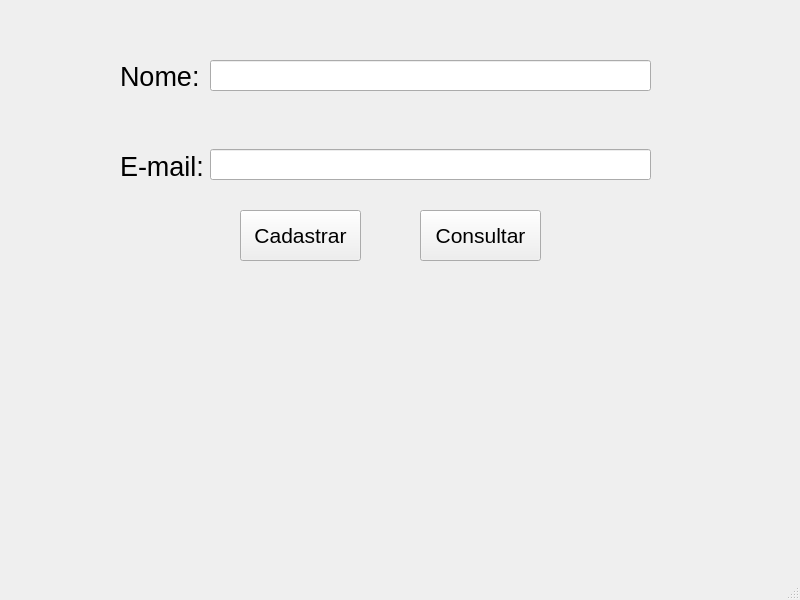
The window that Biblioteca/front.ui (Mah-Shuu/PyQt5) describes before a commit, drawn with Qt 5.
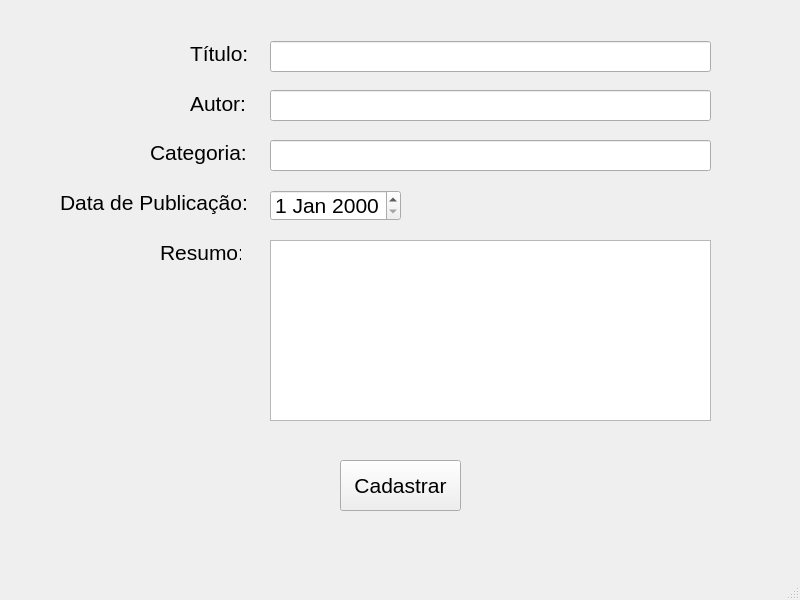
The same window after the commit.

Commit message: faznedo front basico da bibliotaca

Diff of the .ui file:
```diff
--- a/Biblioteca/front.ui
+++ b/Biblioteca/front.ui
@@ -17,44 +17,44 @@
    <widget class="QLabel" name="label">
     <property name="geometry">
      <rect>
-      <x>120</x>
-      <y>60</y>
-      <width>80</width>
-      <height>33</height>
+      <x>190</x>
+      <y>41</y>
+      <width>59</width>
+      <height>25</height>
      </rect>
     </property>
     <property name="font">
      <font>
-      <pointsize>20</pointsize>
+      <pointsize>16</pointsize>
      </font>
     </property>
     <property name="text">
-     <string>Nome:</string>
+     <string>Título:</string>
     </property>
    </widget>
    <widget class="QLabel" name="label_2">
     <property name="geometry">
      <rect>
-      <x>120</x>
-      <y>150</y>
-      <width>84</width>
-      <height>33</height>
+      <x>190</x>
+      <y>91</y>
+      <width>58</width>
+      <height>25</height>
      </rect>
     </property>
     <property name="font">
      <font>
-      <pointsize>20</pointsize>
+      <pointsize>16</pointsize>
      </font>
     </property>
     <property name="text">
-     <string>E-mail:</string>
+     <string>Autor:</string>
     </property>
    </widget>
    <widget class="QLineEdit" name="lineEdit_nome">
     <property name="geometry">
      <rect>
-      <x>210</x>
-      <y>60</y>
+      <x>270</x>
+      <y>41</y>
       <width>441</width>
       <height>31</height>
      </rect>
@@ -68,8 +68,8 @@
    <widget class="QLineEdit" name="lineEdit_email">
     <property name="geometry">
      <rect>
-      <x>210</x>
-      <y>149</y>
+      <x>270</x>
+      <y>90</y>
       <width>441</width>
       <height>31</height>
      </rect>
@@ -83,8 +83,8 @@
    <widget class="QPushButton" name="pushButton_cadastrar">
     <property name="geometry">
      <rect>
-      <x>240</x>
-      <y>210</y>
+      <x>340</x>
+      <y>460</y>
       <width>121</width>
       <height>51</height>
      </rect>
@@ -98,13 +98,13 @@
      <string>Cadastrar</string>
     </property>
    </widget>
-   <widget class="QPushButton" name="pushButton_consultar">
+   <widget class="QLabel" name="label_3">
     <property name="geometry">
      <rect>
-      <x>420</x>
-      <y>210</y>
-      <width>121</width>
-      <height>51</height>
+      <x>60</x>
+      <y>190</y>
+      <width>186</width>
+      <height>25</height>
      </rect>
     </property>
     <property name="font">
@@ -113,7 +113,83 @@
      </font>
     </property>
     <property name="text">
-     <string>Consultar</string>
+     <string>Data de Publicação:</string>
+    </property>
+   </widget>
+   <widget class="QLabel" name="label_4">
+    <property name="geometry">
+     <rect>
+      <x>160</x>
+      <y>240</y>
+      <width>81</width>
+      <height>25</height>
+     </rect>
+    </property>
+    <property name="font">
+     <font>
+      <pointsize>16</pointsize>
+     </font>
+    </property>
+    <property name="text">
+     <string>Resumo:</string>
+    </property>
+   </widget>
+   <widget class="QLineEdit" name="lineEdit_email_3">
+    <property name="geometry">
+     <rect>
+      <x>270</x>
+      <y>140</y>
+      <width>441</width>
+      <height>31</height>
+     </rect>
+    </property>
+    <property name="font">
+     <font>
+      <pointsize>18</pointsize>
+     </font>
+    </property>
+   </widget>
+   <widget class="QLabel" name="label_5">
+    <property name="geometry">
+     <rect>
+      <x>150</x>
+      <y>140</y>
+      <width>96</width>
+      <height>25</height>
+     </rect>
+    </property>
+    <property name="font">
+     <font>
+      <pointsize>16</pointsize>
+     </font>
+    </property>
+    <property name="text">
+     <string>Categoria:</string>
+    </property>
+   </widget>
+   <widget class="QDateEdit" name="dateEdit">
+    <property name="geometry">
+     <rect>
+      <x>270</x>
+      <y>190</y>
+      <width>131</width>
+      <height>31</height>
+     </rect>
+    </property>
+    <property name="font">
+     <font>
+      <pointsize>16</pointsize>
+     </font>
+    </property>
+   </widget>
+   <widget class="QTextEdit" name="textEdit">
+    <property name="geometry">
+     <rect>
+      <x>270</x>
+      <y>240</y>
+      <width>441</width>
+      <height>181</height>
+     </rect>
     </property>
    </widget>
   </widget>
```
The commit also changes 1 other file.
